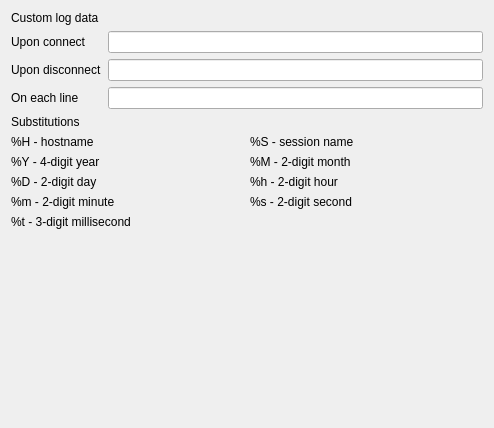
First picture: the form in src/globaloptions/globaloptionslogfilewidget.ui, repository QQxiaoming/quardCRT, before the edit.
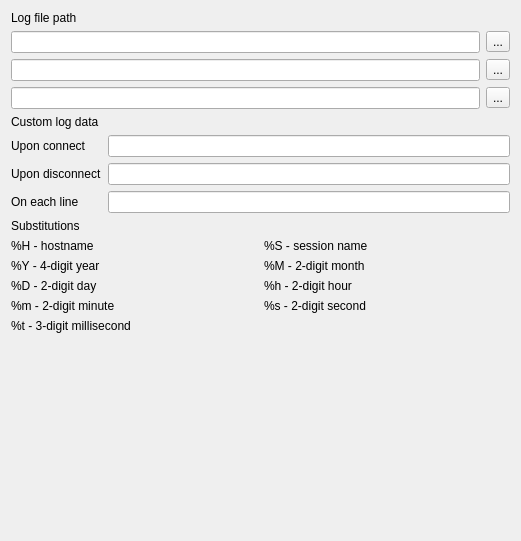
Second picture: the form after the edit.

Commit message: Improve the log file path setting option

What changed in the file:
```diff
--- a/src/globaloptions/globaloptionslogfilewidget.ui
+++ b/src/globaloptions/globaloptionslogfilewidget.ui
@@ -6,11 +6,59 @@
    <rect>
     <x>0</x>
     <y>0</y>
-    <width>494</width>
-    <height>428</height>
+    <width>521</width>
+    <height>541</height>
    </rect>
   </property>
   <layout class="QVBoxLayout" name="verticalLayout">
+   <item>
+    <widget class="QLabel" name="label_15">
+     <property name="text">
+      <string>Log file path</string>
+     </property>
+    </widget>
+   </item>
+   <item>
+    <layout class="QGridLayout" name="gridLayout_2">
+     <item row="1" column="0">
+      <widget class="QLineEdit" name="lineEditRawLogFilePath"/>
+     </item>
+     <item row="3" column="0">
+      <widget class="QLineEdit" name="lineEditScriptLogFilePath"/>
+     </item>
+     <item row="3" column="2">
+      <widget class="QToolButton" name="toolButtonScriptLogFilePath">
+       <property name="text">
+        <string>...</string>
+       </property>
+      </widget>
+     </item>
+     <item row="1" column="2">
+      <widget class="QToolButton" name="toolButtonRawLogFilePath">
+       <property name="text">
+        <string>...</string>
+       </property>
+      </widget>
+     </item>
+     <item row="0" column="0">
+      <widget class="QLineEdit" name="lineEditLogFilePath">
+       <property name="sizePolicy">
+        <sizepolicy hsizetype="Expanding" vsizetype="Fixed">
+         <horstretch>0</horstretch>
+         <verstretch>0</verstretch>
+        </sizepolicy>
+       </property>
+      </widget>
+     </item>
+     <item row="0" column="2">
+      <widget class="QToolButton" name="toolButtonLogFilePath">
+       <property name="text">
+        <string>...</string>
+       </property>
+      </widget>
+     </item>
+    </layout>
+   </item>
    <item>
     <widget class="QLabel" name="label_10">
      <property name="text">
```
Left out of the diff: 34 changed lines with no effect on the pictures. The commit also changes 7 other files.
